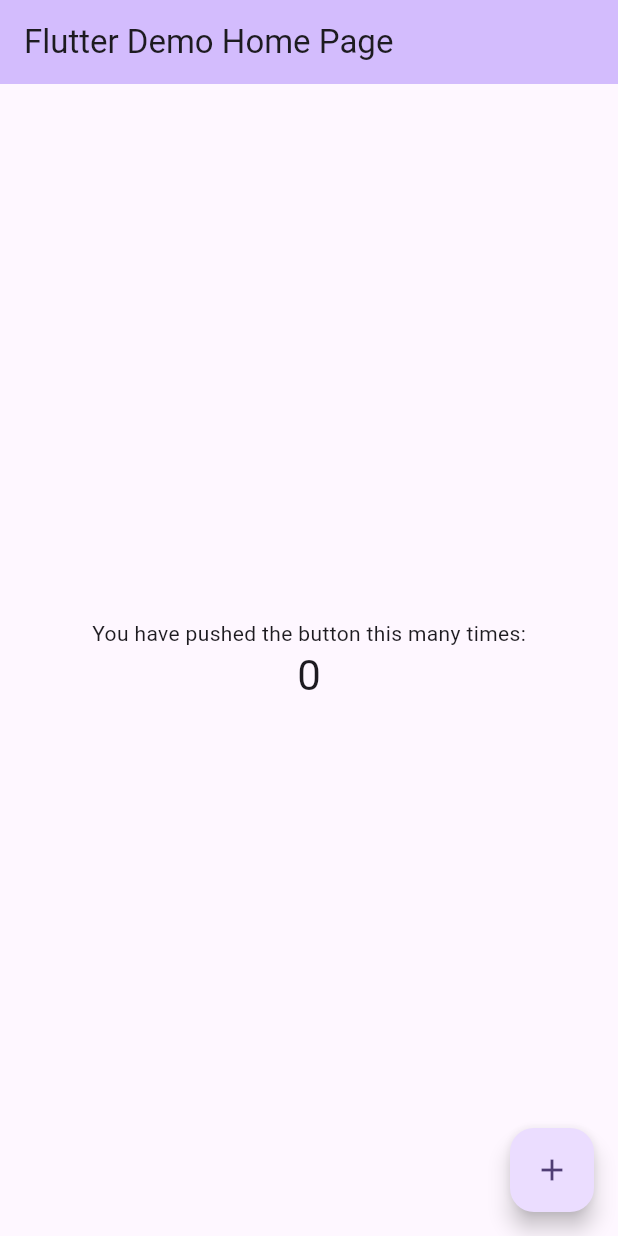
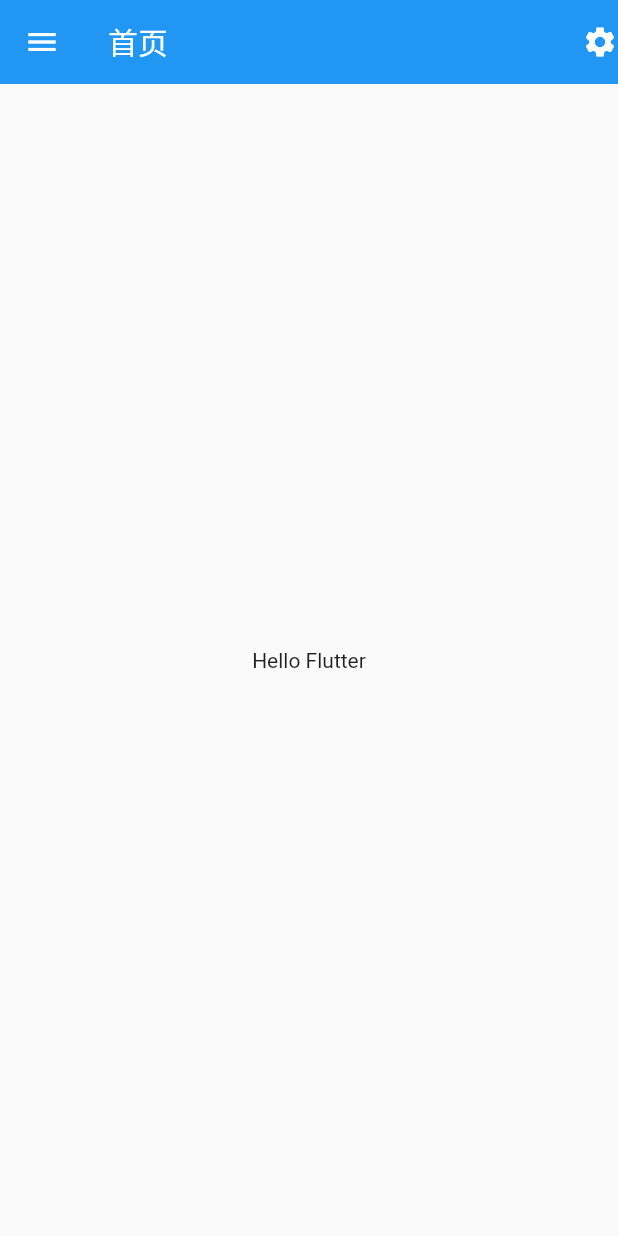
Before and after one commit to cafehaus/wordpress_flutter, a Flutter app: the screen it shows after launch, on a phone screen of 412 x 824 dp. Run offline on Flutter 3.47's test engine with Material 2 defaults, Android fonts, the phone set to English and light mode, and no system bars.

Commit message:
feat:hello flutter

```diff
--- /dev/null
+++ b/lib/01_basic/01_Hello.dart
@@ -0,0 +1,32 @@
+import 'package:flutter/material.dart';
+
+class HelloFlutter extends StatelessWidget {
+  @override
+  Widget build(BuildContext context) {
+    return Container(
+      child: Center(
+        child: Text(
+          "Hello Flutter",
+          textDirection: TextDirection.ltr,
+        )
+      ),
+    );
+  }
+}
+
+class HomePage extends StatelessWidget {
+  @override
+  Widget build(BuildContext context) {
+    return Scaffold(
+      appBar: AppBar(
+        title: Text("首页"),
+        leading: Icon(Icons.menu),
+        actions: [
+          Icon(Icons.settings)
+        ],
+        elevation: 0.0,
+      ),
+      body: HelloFlutter(),
+    );
+  }
+}
--- a/lib/main.dart
+++ b/lib/main.dart
@@ -1,125 +1,17 @@
 import 'package:flutter/material.dart';
+import '01_basic/01_Hello.dart';
 
 void main() {
-  runApp(const MyApp());
+  runApp(MyApp());
 }
 
 class MyApp extends StatelessWidget {
-  const MyApp({super.key});
-
-  // This widget is the root of your application.
   @override
   Widget build(BuildContext context) {
     return MaterialApp(
       title: 'Flutter Demo',
-      theme: ThemeData(
-        // This is the theme of your application.
-        //
-        // TRY THIS: Try running your application with "flutter run". You'll see
-        // the application has a blue toolbar. Then, without quitting the app,
-        // try changing the seedColor in the colorScheme below to Colors.green
-        // and then invoke "hot reload" (save your changes or press the "hot
-        // reload" button in a Flutter-supported IDE, or press "r" if you used
-        // the command line to start the app).
-        //
-        // Notice that the counter didn't reset back to zero; the application
-        // state is not lost during the reload. To reset the state, use hot
-        // restart instead.
-        //
-        // This works for code too, not just values: Most code changes can be
-        // tested with just a hot reload.
-        colorScheme: ColorScheme.fromSeed(seedColor: Colors.deepPurple),
-        useMaterial3: true,
-      ),
-      home: const MyHomePage(title: 'Flutter Demo Home Page'),
+      home: HomePage(),
+      debugShowCheckedModeBanner: false,
     );
   }
 }
-
-class MyHomePage extends StatefulWidget {
-  const MyHomePage({super.key, required this.title});
-
-  // This widget is the home page of your application. It is stateful, meaning
-  // that it has a State object (defined below) that contains fields that affect
-  // how it looks.
-
-  // This class is the configuration for the state. It holds the values (in this
-  // case the title) provided by the parent (in this case the App widget) and
-  // used by the build method of the State. Fields in a Widget subclass are
-  // always marked "final".
-
-  final String title;
-
-  @override
-  State<MyHomePage> createState() => _MyHomePageState();
-}
-
-class _MyHomePageState extends State<MyHomePage> {
-  int _counter = 0;
-
-  void _incrementCounter() {
-    setState(() {
-      // This call to setState tells the Flutter framework that something has
-      // changed in this State, which causes it to rerun the build method below
-      // so that the display can reflect the updated values. If we changed
-      // _counter without calling setState(), then the build method would not be
-      // called again, and so nothing would appear to happen.
-      _counter++;
-    });
-  }
-
-  @override
-  Widget build(BuildContext context) {
-    // This method is rerun every time setState is called, for instance as done
-    // by the _incrementCounter method above.
-    //
-    // The Flutter framework has been optimized to make rerunning build methods
-    // fast, so that you can just rebuild anything that needs updating rather
-    // than having to individually change instances of widgets.
-    return Scaffold(
-      appBar: AppBar(
-        // TRY THIS: Try changing the color here to a specific color (to
-        // Colors.amber, perhaps?) and trigger a hot reload to see the AppBar
-        // change color while the other colors stay the same.
-        backgroundColor: Theme.of(context).colorScheme.inversePrimary,
-        // Here we take the value from the MyHomePage object that was created by
-        // the App.build method, and use it to set our appbar title.
-        title: Text(widget.title),
-      ),
-      body: Center(
-        // Center is a layout widget. It takes a single child and positions it
-        // in the middle of the parent.
-        child: Column(
-          // Column is also a layout widget. It takes a list of children and
-          // arranges them vertically. By default, it sizes itself to fit its
-          // children horizontally, and tries to be as tall as its parent.
-          //
-          // Column has various properties to control how it sizes itself and
-          // how it positions its children. Here we use mainAxisAlignment to
-          // center the children vertically; the main axis here is the vertical
-          // axis because Columns are vertical (the cross axis would be
-          // horizontal).
-          //
-          // TRY THIS: Invoke "debug painting" (choose the "Toggle Debug Paint"
-          // action in the IDE, or press "p" in the console), to see the
-          // wireframe for each widget.
-          mainAxisAlignment: MainAxisAlignment.center,
-          children: <Widget>[
-            const Text(
-              'You have pushed the button this many times:',
-            ),
-            Text(
-              '$_counter',
-              style: Theme.of(context).textTheme.headlineMedium,
-            ),
-          ],
-        ),
-      ),
-      floatingActionButton: FloatingActionButton(
-        onPressed: _incrementCounter,
-        tooltip: 'Increment',
-        child: const Icon(Icons.add),
-      ), // This trailing comma makes auto-formatting nicer for build methods.
-    );
-  }
-}
```
Also changed, not shown: lib/main_default.dart (added, +125 -0 lines).
